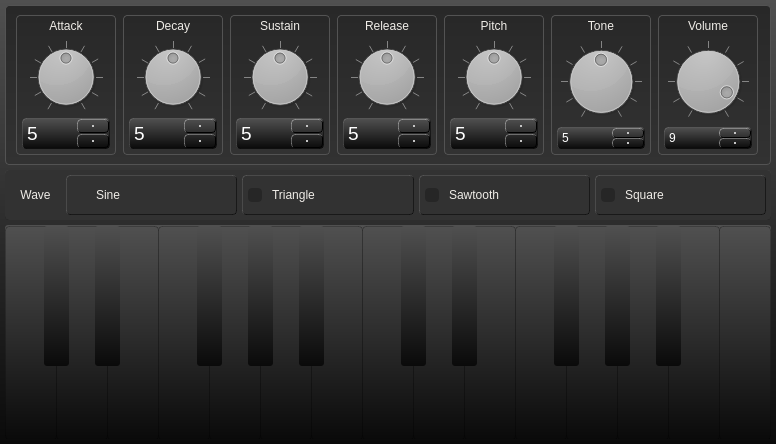
Above: ui/form.ui from rohan-singh1/SnakeSynth before the change. Below: the same form after it.
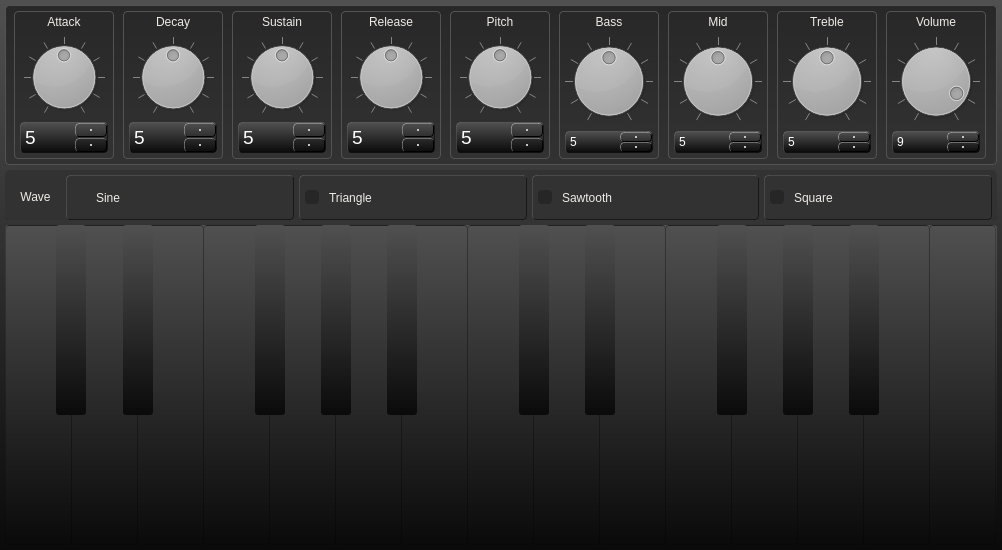
That is the form after the change.

Commit message: Tone control replaced with distinct bass, treble and mid controls

What changed in the file:
```diff
--- a/ui/form.ui
+++ b/ui/form.ui
@@ -6,8 +6,8 @@
    <rect>
     <x>0</x>
     <y>0</y>
-    <width>776</width>
-    <height>444</height>
+    <width>1002</width>
+    <height>550</height>
    </rect>
   </property>
   <property name="windowTitle">
@@ -55,7 +55,22 @@
      <property name="frameShadow">
       <enum>QFrame::Raised</enum>
      </property>
-     <layout class="QHBoxLayout" name="control_layout">
+     <layout class="QHBoxLayout" name="horizontalLayout">
+      <property name="spacing">
+       <number>-1</number>
+      </property>
+      <property name="leftMargin">
+       <number>5</number>
+      </property>
+      <property name="topMargin">
+       <number>5</number>
+      </property>
+      <property name="rightMargin">
+       <number>5</number>
+      </property>
+      <property name="bottomMargin">
+       <number>5</number>
+      </property>
       <item>
        <widget class="QFrame" name="attack_frame">
         <property name="sizePolicy">
@@ -1027,7 +1042,193 @@
        </widget>
       </item>
       <item>
-       <widget class="QFrame" name="tone_frame">
+       <widget class="QFrame" name="bass_frame">
+        <property name="sizePolicy">
+         <sizepolicy hsizetype="Expanding" vsizetype="Preferred">
+          <horstretch>0</horstretch>
+          <verstretch>0</verstretch>
+         </sizepolicy>
+        </property>
+        <property name="maximumSize">
+         <size>
+          <width>100</width>
+          <height>16777215</height>
+         </size>
+        </property>
+        <property name="frameShape">
+         <enum>QFrame::StyledPanel</enum>
+        </property>
+        <property name="frameShadow">
+         <enum>QFrame::Raised</enum>
+        </property>
+        <layout class="QVBoxLayout" name="bass_lyout">
+         <property name="spacing">
+          <number>5</number>
+         </property>
+         <property name="leftMargin">
+          <number>5</number>
+         </property>
+         <property name="topMargin">
+          <number>0</number>
+         </property>
+         <property name="rightMargin">
+          <number>5</number>
+         </property>
+         <property name="bottomMargin">
+          <number>5</number>
+         </property>
+         <item>
+          <widget class="QLabel" name="bass_label">
+           <property name="minimumSize">
+            <size>
+             <width>0</width>
+             <height>20</height>
+            </size>
+           </property>
+           <property name="maximumSize">
+            <size>
+             <width>16777215</width>
+             <height>40</height>
+            </size>
+           </property>
+           <property name="styleSheet">
+            <string notr="true">color: rgb(239, 236, 231);
+background-color: rgba(255, 255, 255, 0);
+border: none;</string>
+           </property>
+           <property name="text">
+            <string>Bass</string>
+           </property>
+           <property name="alignment">
+            <set>Qt::AlignCenter</set>
+           </property>
+          </widget>
+         </item>
+         <item>
+          <widget class="QDial" name="bass_knob">
+           <property name="sizePolicy">
+            <sizepolicy hsizetype="Minimum" vsizetype="Preferred">
+             <horstretch>0</horstretch>
+             <verstretch>0</verstretch>
+            </sizepolicy>
+           </property>
+           <property name="maximum">
+            <number>10</number>
+           </property>
+           <property name="pageStep">
+            <number>1</number>
+           </property>
+           <property name="value">
+            <number>5</number>
+           </property>
+           <property name="wrapping">
+            <bool>false</bool>
+           </property>
+           <property name="notchTarget">
+            <double>10.000000000000000</double>
+           </property>
+           <property name="notchesVisible">
+            <bool>true</bool>
+           </property>
+          </widget>
+         </item>
+         <item>
+          <widget class="QDoubleSpinBox" name="bass_double_spin_box">
+           <property name="styleSheet">
+            <string notr="true">QDoubleSpinBox {
+	selection-background-color: rgba(255, 255, 255, 50);
+	selection-color: rgb(255, 255, 255);
+	color: rgb(255, 255, 255);
+	background-color: qlineargradient(spread:repeat, x1:1, y1:1, x2:1, y2:0, stop:0 rgba(60, 60, 60, 255), stop:		1 rgba(80, 80, 80, 255));
+	padding: 2px;
+	border: 1px solid;
+	border-color: rgba(255, 255, 255, 30);
+	border-right-color: rgba(0, 0, 0, 128);
+	border-bottom-color: rgba(0, 0, 0, 128);
+}
+QDoubleSpinBox:hover {
+	background-color: qlineargradient(spread:repeat, x1:1, y1:1, x2:1, y2:0, stop:0 rgba(70, 70, 70, 255), stop:1 	rgba(90, 90, 90, 255));
+	border: 1px solid;
+	border-color: rgba(255, 255, 255, 80);
+	border-right-color: rgba(0, 0, 0, 255);
+	border-bottom-color: rgba(0, 0, 0, 255);
+}
+
+QDoubleSpinBox::up-arrow {
+	background-color: rgb(197, 197, 197);
+	width: 2px;
+	height: 2px;
+	border-radius: 2px;
+}
+QDoubleSpinBox::down-arrow {
+	background-color: rgb(197, 197, 197);
+	width: 2px;
+	height: 2px;
+	border-radius: 2px;
+}
+QDoubleSpinBox::up-button  {
+	border-radius: 4px;
+	margin: 0px;
+	padding: 0px;
+	width: 30px;
+	background-color: qlineargradient(spread:repeat, x1:1, y1:1, x2:1, y2:0, stop:0 rgba(80, 80, 80, 255), stop:		1 rgba(100, 100, 100, 255));
+	border: 1px solid;
+	border-color: rgba(255, 255, 255, 80);
+	border-right-color: rgba(0, 0, 0, 255);
+	border-bottom-color: rgba(0, 0, 0, 255);
+}
+QDoubleSpinBox::up-button:hover {
+	background-color: qlineargradient(spread:repeat, x1:1, y1:1, x2:1, y2:0, stop:0 rgba(100, 100, 100, 255), 			stop:	1 rgba(120, 120, 120, 255));
+	border: 1px solid;
+	border-color: rgba(255, 255, 255, 80);
+	border-right-color: rgba(0, 0, 0, 255);
+	border-bottom-color: rgba(0, 0, 0, 255);
+}
+QDoubleSpinBox::up-button:pressed {
+	background-color: qlineargradient(spread:repeat, x1:1, y1:1, x2:1, y2:0, stop:1 rgba(60, 60, 60, 255), stop:		0 rgba(70, 70, 70, 255));
+	border-color: rgba(0, 0, 0, 150);
+	border-right-color: rgba(255, 255, 255, 50);
+	border-bottom-color: rgba(255, 255, 255, 50);
+}
+QDoubleSpinBox::down-button  {
+	border-radius: 4px;
+	width: 30px;
+	background-color: qlineargradient(spread:repeat, x1:1, y1:1, x2:1, y2:0, stop:0 rgba(80, 80, 80, 255), stop:		1 rgba(100, 100, 100, 255));
+	border: 1px solid;
+	border-color: rgba(255, 255, 255, 80);
+	border-right-color: rgba(0, 0, 0, 255);
+	border-bottom-color: rgba(0, 0, 0, 255);
+}
+QDoubleSpinBox::down-button:hover {
+	background-color: qlineargradient(spread:repeat, x1:1, y1:1, x2:1, y2:0, stop:0 rgba(100, 100, 100, 255), 			stop:	1 rgba(120, 120, 120, 255));
+	border: 1px solid;
+	border-color: rgba(255, 255, 255, 80);
+	border-right-color: rgba(0, 0, 0, 255);
+	border-bottom-color: rgba(0, 0, 0, 255);
+}
+QDoubleSpinBox::down-button:pressed {
+	background-color: qlineargradient(spread:repeat, x1:1, y1:1, x2:1, y2:0, stop:1 rgba(60, 60, 60, 255), stop:		0 rgba(70, 70, 70, 255));
+	border-color: rgba(0, 0, 0, 150);
+	border-right-color: rgba(255, 255, 255, 50);
+	border-bottom-color: rgba(255, 255, 255, 50);
+}</string>
+           </property>
+           <property name="decimals">
+            <number>0</number>
+           </property>
+           <property name="maximum">
+            <double>10.000000000000000</double>
+           </property>
+           <property name="value">
+            <double>5.000000000000000</double>
+           </property>
+          </widget>
+         </item>
+        </layout>
+       </widget>
+      </item>
+      <item>
+       <widget class="QFrame" name="mid_frame">
         <property name="sizePolicy">
          <sizepolicy hsizetype="Expanding" vsizetype="Preferred">
           <horstretch>0</horstretch>
@@ -1082,7 +1283,7 @@
 border: none;</string>
            </property>
            <property name="text">
-            <string>Tone</string>
+            <string>Mid</string>
            </property>
            <property name="alignment">
             <set>Qt::AlignCenter</set>
@@ -1118,7 +1319,193 @@
           </widget>
          </item>
          <item>
-          <widget class="QDoubleSpinBox" name="tone_double_spin_box">
+          <widget class="QDoubleSpinBox" name="mid_double_spin_box">
+           <property name="styleSheet">
+            <string notr="true">QDoubleSpinBox {
+	selection-background-color: rgba(255, 255, 255, 50);
+	selection-color: rgb(255, 255, 255);
+	color: rgb(255, 255, 255);
+	background-color: qlineargradient(spread:repeat, x1:1, y1:1, x2:1, y2:0, stop:0 rgba(60, 60, 60, 255), stop:		1 rgba(80, 80, 80, 255));
+	padding: 2px;
+	border: 1px solid;
+	border-color: rgba(255, 255, 255, 30);
+	border-right-color: rgba(0, 0, 0, 128);
+	border-bottom-color: rgba(0, 0, 0, 128);
+}
+QDoubleSpinBox:hover {
+	background-color: qlineargradient(spread:repeat, x1:1, y1:1, x2:1, y2:0, stop:0 rgba(70, 70, 70, 255), stop:1 	rgba(90, 90, 90, 255));
+	border: 1px solid;
+	border-color: rgba(255, 255, 255, 80);
+	border-right-color: rgba(0, 0, 0, 255);
+	border-bottom-color: rgba(0, 0, 0, 255);
+}
+
+QDoubleSpinBox::up-arrow {
+	background-color: rgb(197, 197, 197);
+	width: 2px;
+	height: 2px;
+	border-radius: 2px;
+}
+QDoubleSpinBox::down-arrow {
+	background-color: rgb(197, 197, 197);
+	width: 2px;
+	height: 2px;
+	border-radius: 2px;
+}
+QDoubleSpinBox::up-button  {
+	border-radius: 4px;
+	margin: 0px;
+	padding: 0px;
+	width: 30px;
+	background-color: qlineargradient(spread:repeat, x1:1, y1:1, x2:1, y2:0, stop:0 rgba(80, 80, 80, 255), stop:		1 rgba(100, 100, 100, 255));
+	border: 1px solid;
+	border-color: rgba(255, 255, 255, 80);
+	border-right-color: rgba(0, 0, 0, 255);
+	border-bottom-color: rgba(0, 0, 0, 255);
+}
+QDoubleSpinBox::up-button:hover {
+	background-color: qlineargradient(spread:repeat, x1:1, y1:1, x2:1, y2:0, stop:0 rgba(100, 100, 100, 255), 			stop:	1 rgba(120, 120, 120, 255));
+	border: 1px solid;
+	border-color: rgba(255, 255, 255, 80);
+	border-right-color: rgba(0, 0, 0, 255);
+	border-bottom-color: rgba(0, 0, 0, 255);
+}
+QDoubleSpinBox::up-button:pressed {
+	background-color: qlineargradient(spread:repeat, x1:1, y1:1, x2:1, y2:0, stop:1 rgba(60, 60, 60, 255), stop:		0 rgba(70, 70, 70, 255));
+	border-color: rgba(0, 0, 0, 150);
+	border-right-color: rgba(255, 255, 255, 50);
+	border-bottom-color: rgba(255, 255, 255, 50);
+}
+QDoubleSpinBox::down-button  {
+	border-radius: 4px;
+	width: 30px;
+	background-color: qlineargradient(spread:repeat, x1:1, y1:1, x2:1, y2:0, stop:0 rgba(80, 80, 80, 255), stop:		1 rgba(100, 100, 100, 255));
+	border: 1px solid;
+	border-color: rgba(255, 255, 255, 80);
+	border-right-color: rgba(0, 0, 0, 255);
+	border-bottom-color: rgba(0, 0, 0, 255);
+}
+QDoubleSpinBox::down-button:hover {
+	background-color: qlineargradient(spread:repeat, x1:1, y1:1, x2:1, y2:0, stop:0 rgba(100, 100, 100, 255), 			stop:	1 rgba(120, 120, 120, 255));
+	border: 1px solid;
+	border-color: rgba(255, 255, 255, 80);
+	border-right-color: rgba(0, 0, 0, 255);
+	border-bottom-color: rgba(0, 0, 0, 255);
+}
+QDoubleSpinBox::down-button:pressed {
+	background-color: qlineargradient(spread:repeat, x1:1, y1:1, x2:1, y2:0, stop:1 rgba(60, 60, 60, 255), stop:		0 rgba(70, 70, 70, 255));
+	border-color: rgba(0, 0, 0, 150);
+	border-right-color: rgba(255, 255, 255, 50);
+	border-bottom-color: rgba(255, 255, 255, 50);
+}</string>
+           </property>
+           <property name="decimals">
+            <number>0</number>
+           </property>
+           <property name="maximum">
+            <double>10.000000000000000</double>
+           </property>
+           <property name="value">
+            <double>5.000000000000000</double>
+           </property>
+          </widget>
+         </item>
+        </layout>
+       </widget>
+      </item>
+      <item>
+       <widget class="QFrame" name="treble_frame">
+        <property name="sizePolicy">
+         <sizepolicy hsizetype="Expanding" vsizetype="Preferred">
+          <horstretch>0</horstretch>
+          <verstretch>0</verstretch>
+         </sizepolicy>
+        </property>
+        <property name="maximumSize">
+         <size>
+          <width>100</width>
+          <height>16777215</height>
+         </size>
+        </property>
+        <property name="frameShape">
+         <enum>QFrame::StyledPanel</enum>
+        </property>
+        <property name="frameShadow">
+         <enum>QFrame::Raised</enum>
+        </property>
+        <layout class="QVBoxLayout" name="tone_layout_3">
+         <property name="spacing">
+          <number>5</number>
+         </property>
+         <property name="leftMargin">
+          <number>5</number>
+         </property>
+         <property name="topMargin">
+          <number>0</number>
+         </property>
+         <property name="rightMargin">
+          <number>5</number>
+         </property>
+         <property name="bottomMargin">
+          <number>5</number>
+         </property>
+         <item>
+          <widget class="QLabel" name="treble_label">
+           <property name="minimumSize">
+            <size>
+             <width>0</width>
+             <height>20</height>
+            </size>
+           </property>
+           <property name="maximumSize">
+            <size>
+             <width>16777215</width>
+             <height>40</height>
+            </size>
+           </property>
+           <property name="styleSheet">
+            <string notr="true">color: rgb(239, 236, 231);
+background-color: rgba(255, 255, 255, 0);
+border: none;</string>
+           </property>
+           <property name="text">
+            <string>Treble</string>
+           </property>
+           <property name="alignment">
+            <set>Qt::AlignCenter</set>
+           </property>
+          </widget>
+         </item>
+         <item>
+          <widget class="QDial" name="treble_knob">
+           <property name="sizePolicy">
+            <sizepolicy hsizetype="Minimum" vsizetype="Preferred">
+             <horstretch>0</horstretch>
+             <verstretch>0</verstretch>
+            </sizepolicy>
+           </property>
+           <property name="maximum">
+            <number>10</number>
+           </property>
+           <property name="pageStep">
+            <number>1</number>
+           </property>
+           <property name="value">
+            <number>5</number>
+           </property>
+           <property name="wrapping">
+            <bool>false</bool>
+           </property>
+           <property name="notchTarget">
+            <double>10.000000000000000</double>
+           </property>
+           <property name="notchesVisible">
+            <bool>true</bool>
+           </property>
+          </widget>
+         </item>
+         <item>
+          <widget class="QDoubleSpinBox" name="treble_double_spin_box">
            <property name="styleSheet">
             <string notr="true">QDoubleSpinBox {
 	selection-background-color: rgba(255, 255, 255, 50);
@@ -1464,7 +1851,7 @@
           <number>5</number>
          </property>
          <property name="bottomMargin">
-          <number>5</number>
+          <number>0</number>
          </property>
          <item>
           <widget class="QFrame" name="wave_grid">
@@ -1755,9 +2142,9 @@
       <property name="geometry">
        <rect>
         <x>0</x>
-        <y>1</y>
-        <width>52</width>
-        <height>214</height>
+        <y>0</y>
+        <width>67</width>
+        <height>320</height>
        </rect>
       </property>
       <property name="styleSheet">
@@ -1783,10 +2170,10 @@
      <widget class="QPushButton" name="D3">
       <property name="geometry">
        <rect>
-        <x>51</x>
-        <y>1</y>
-        <width>52</width>
-        <height>214</height>
+        <x>66</x>
+        <y>0</y>
+        <width>67</width>
+        <height>320</height>
        </rect>
       </property>
       <property name="styleSheet">
@@ -1812,10 +2199,10 @@
      <widget class="QPushButton" name="E3">
       <property name="geometry">
        <rect>
-        <x>102</x>
-        <y>1</y>
-        <width>52</width>
-        <height>214</height>
+        <x>132</x>
+        <y>0</y>
+        <width>67</width>
+        <height>320</height>
        </rect>
       </property>
       <property name="styleSheet">
@@ -1841,10 +2228,10 @@
      <widget class="QPushButton" name="F3">
       <property name="geometry">
        <rect>
-        <x>153</x>
-        <y>1</y>
-        <width>52</width>
-        <height>214</height>
+        <x>198</x>
+        <y>0</y>
+        <width>67</width>
+        <height>320</height>
        </rect>
       </property>
       <property name="styleSheet">
@@ -1870,10 +2257,10 @@
      <widget class="QPushButton" name="G3">
       <property name="geometry">
        <rect>
-        <x>204</x>
-        <y>1</y>
-        <width>52</width>
-        <height>214</height>
+        <x>264</x>
+        <y>0</y>
+        <width>67</width>
+        <height>320</height>
        </rect>
       </property>
       <property name="styleSheet">
@@ -1899,10 +2286,10 @@
      <widget class="QPushButton" name="A3">
       <property name="geometry">
        <rect>
-        <x>255</x>
-        <y>1</y>
-        <width>52</width>
-        <height>214</height>
+        <x>330</x>
+        <y>0</y>
+        <width>67</width>
+        <height>320</height>
        </rect>
       </property>
       <property name="styleSheet">
@@ -1928,10 +2315,10 @@
      <widget class="QPushButton" name="B3">
       <property name="geometry">
        <rect>
-        <x>306</x>
-        <y>1</y>
-        <width>52</width>
-        <height>214</height>
+        <x>396</x>
+        <y>0</y>
+        <width>67</width>
+        <height>320</height>
        </rect>
       </property>
       <property name="styleSheet">
@@ -1957,10 +2344,10 @@
      <widget class="QPushButton" name="D4">
       <property name="geometry">
        <rect>
-        <x>408</x>
-        <y>1</y>
-        <width>52</width>
-        <height>214</height>
+        <x>528</x>
+        <y>0</y>
+        <width>67</width>
+        <height>320</height>
        </rect>
       </property>
       <property name="styleSheet">
@@ -1986,10 +2373,10 @@
      <widget class="QPushButton" name="G4">
       <property name="geometry">
        <rect>
-        <x>561</x>
-        <y>1</y>
-        <width>52</width>
-        <height>214</height>
+        <x>726</x>
+        <y>0</y>
+        <width>67</width>
+        <height>320</height>
        </rect>
       </property>
       <property name="styleSheet">
@@ -2015,10 +2402,10 @@
      <widget class="QPushButton" name="A4">
       <property name="geometry">
        <rect>
-        <x>612</x>
-        <y>1</y>
-        <width>52</width>
-        <height>214</height>
+        <x>792</x>
+        <y>0</y>
+        <width>67</width>
+        <height>320</height>
        </rect>
       </property>
       <property name="styleSheet">
@@ -2044,10 +2431,10 @@
      <widget class="QPushButton" name="B4">
       <property name="geometry">
        <rect>
-        <x>663</x>
-        <y>1</y>
-        <width>52</width>
-        <height>214</height>
+        <x>858</x>
+        <y>0</y>
+        <width>67</width>
+        <height>320</height>
        </rect>
       </property>
       <property name="styleSheet">
@@ -2073,10 +2460,10 @@
      <widget class="QPushButton" name="C5">
       <property name="geometry">
        <rect>
-        <x>714</x>
-        <y>1</y>
-        <width>52</width>
-        <height>214</height>
+        <x>924</x>
+        <y>0</y>
+        <width>67</width>
+        <height>320</height>
        </rect>
       </property>
       <property name="styleSheet">
@@ -2102,10 +2489,10 @@
      <widget class="QPushButton" name="F4">
       <property name="geometry">
        <rect>
-        <x>510</x>
-        <y>1</y>
-        <width>52</width>
-        <height>214</height>
+        <x>660</x>
+        <y>0</y>
+        <width>67</width>
+        <height>320</height>
        </rect>
       </property>
       <property name="styleSheet">
@@ -2131,10 +2518,10 @@
      <widget class="QPushButton" name="E4">
       <property name="geometry">
        <rect>
-        <x>459</x>
-        <y>1</y>
-        <width>52</width>
-        <height>214</height>
+        <x>594</x>
+        <y>0</y>
+        <width>67</width>
+        <height>320</height>
        </rect>
       </property>
       <property name="styleSheet">
@@ -2160,10 +2547,10 @@
      <widget class="QPushButton" name="C4">
       <property name="geometry">
        <rect>
-        <x>357</x>
-        <y>1</y>
-        <width>52</width>
-        <height>214</height>
+        <x>462</x>
+        <y>0</y>
+        <width>67</width>
+        <height>320</height>
        </rect>
       </property>
       <property name="styleSheet">
@@ -2189,10 +2576,10 @@
      <widget class="QPushButton" name="C#3">
       <property name="geometry">
        <rect>
-        <x>39</x>
-        <y>1</y>
-        <width>25</width>
-        <height>140</height>
+        <x>51</x>
+        <y>0</y>
+        <width>30</width>
+        <height>190</height>
        </rect>
       </property>
       <property name="styleSheet">
@@ -2217,10 +2604,10 @@
      <widget class="QPushButton" name="D#3">
       <property name="geometry">
        <rect>
-        <x>90</x>
-        <y>1</y>
-        <width>25</width>
-        <height>140</height>
+        <x>118</x>
+        <y>0</y>
+        <width>30</width>
+        <height>190</height>
        </rect>
       </property>
       <property name="styleSheet">
@@ -2245,10 +2632,10 @@
      <widget class="QPushButton" name="F#3">
       <property name="geometry">
        <rect>
-        <x>192</x>
-        <y>1</y>
-        <width>25</width>
-        <height>140</height>
+        <x>250</x>
+        <y>0</y>
+        <width>30</width>
+        <height>190</height>
        </rect>
       </property>
       <property name="styleSheet">
@@ -2273,10 +2660,10 @@
      <widget class="QPushButton" name="G#3">
       <property name="geometry">
        <rect>
-        <x>243</x>
-        <y>1</y>
-        <width>25</width>
-        <height>140</height>
+        <x>316</x>
+        <y>0</y>
+        <width>30</width>
+        <height>190</height>
        </rect>
       </property>
       <property name="styleSheet">
@@ -2301,10 +2688,10 @@
      <widget class="QPushButton" name="A#3">
       <property name="geometry">
        <rect>
-        <x>294</x>
-        <y>1</y>
-        <width>25</width>
-        <height>140</height>
+        <x>382</x>
+        <y>0</y>
+        <width>30</width>
+        <height>190</height>
        </rect>
       </property>
       <property name="styleSheet">
@@ -2329,10 +2716,10 @@
      <widget class="QPushButton" name="C#4">
       <property name="geometry">
        <rect>
-        <x>396</x>
-        <y>1</y>
-        <width>25</width>
-        <height>140</height>
+        <x>514</x>
+        <y>0</y>
+        <width>30</width>
+        <height>190</height>
        </rect>
       </property>
       <property name="styleSheet">
@@ -2357,10 +2744,10 @@
      <widget class="QPushButton" name="D#4">
       <property name="geometry">
        <rect>
-        <x>447</x>
-        <y>1</y>
-        <width>25</width>
-        <height>140</height>
+        <x>580</x>
+        <y>0</y>
+        <width>30</width>
+        <height>190</height>
        </rect>
       </property>
       <property name="styleSheet">
@@ -2385,10 +2772,10 @@
      <widget class="QPushButton" name="F#4">
       <property name="geometry">
        <rect>
-        <x>549</x>
-        <y>1</y>
-        <width>25</width>
-        <height>140</height>
+        <x>712</x>
+        <y>0</y>
+        <width>30</width>
+        <height>190</height>
        </rect>
       </property>
       <property name="styleSheet">
@@ -2413,10 +2800,10 @@
      <widget class="QPushButton" name="G#4">
       <property name="geometry">
        <rect>
-        <x>600</x>
-        <y>1</y>
-        <width>25</width>
-        <height>140</height>
+        <x>778</x>
+        <y>0</y>
+        <width>30</width>
+        <height>190</height>
        </rect>
       </property>
       <property name="styleSheet">
@@ -2441,10 +2828,10 @@
      <widget class="QPushButton" name="A#4">
       <property name="geometry">
        <rect>
-        <x>651</x>
-        <y>1</y>
-        <width>25</width>
-        <height>140</height>
+        <x>844</x>
+        <y>0</y>
+        <width>30</width>
+        <height>190</height>
        </rect>
       </property>
       <property name="styleSheet">
```
Left out of the diff: 10 changed lines with no effect on the pictures. The commit also changes 2 other files.
